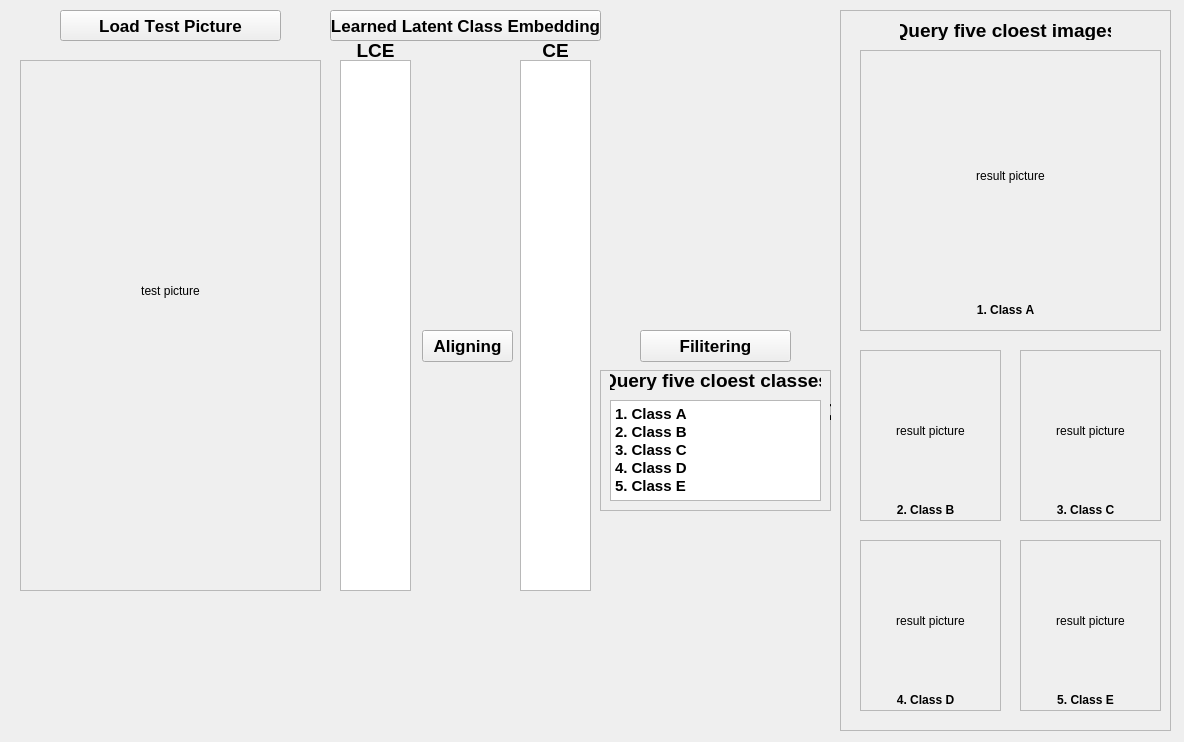
The window that demoUI.ui (pansam996/paperDemo) describes before a commit, drawn with Qt 5.
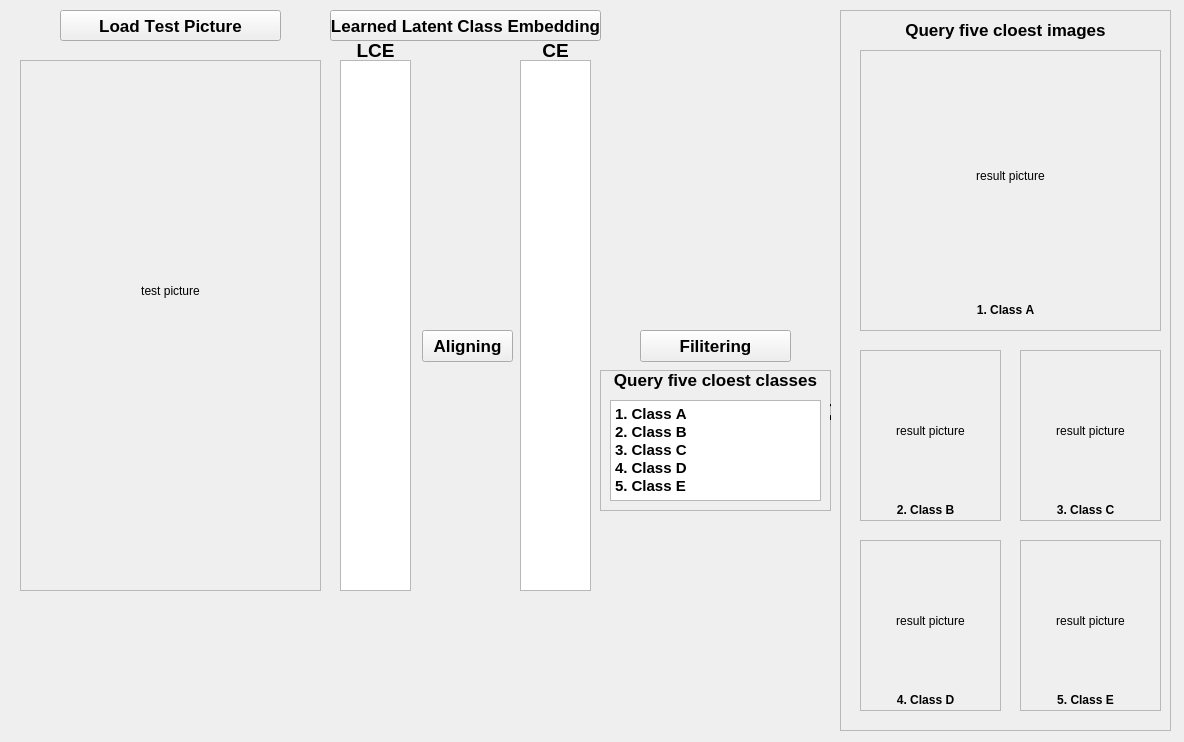
The same window after the commit.

```diff
--- a/demoUI.ui
+++ b/demoUI.ui
@@ -234,7 +234,7 @@
      </property>
      <property name="font">
       <font>
-       <pointsize>14</pointsize>
+       <pointsize>13</pointsize>
        <weight>75</weight>
        <bold>true</bold>
       </font>
@@ -581,7 +581,7 @@
      </property>
      <property name="font">
       <font>
-       <pointsize>14</pointsize>
+       <pointsize>13</pointsize>
        <weight>75</weight>
        <bold>true</bold>
       </font>
```
